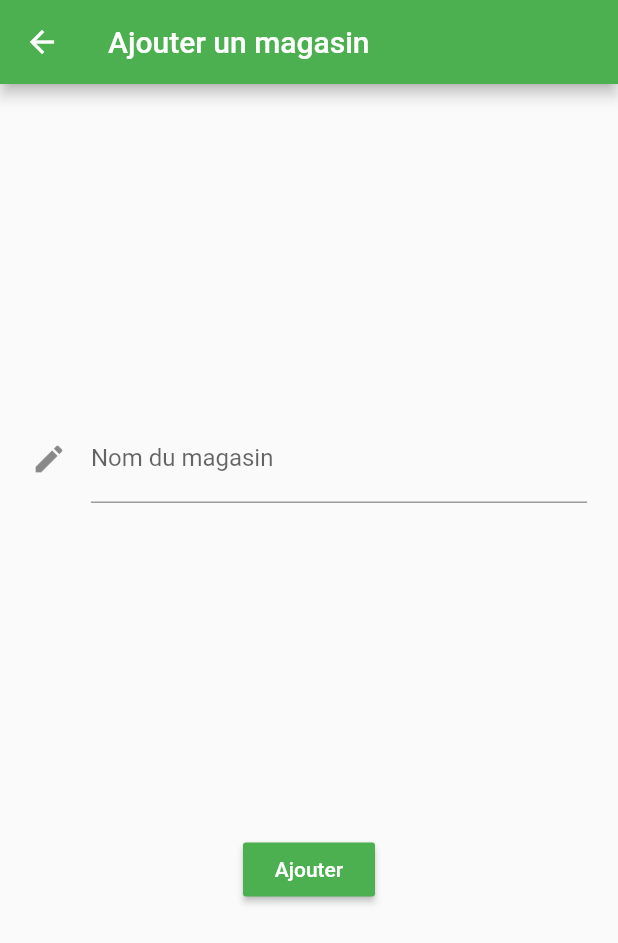
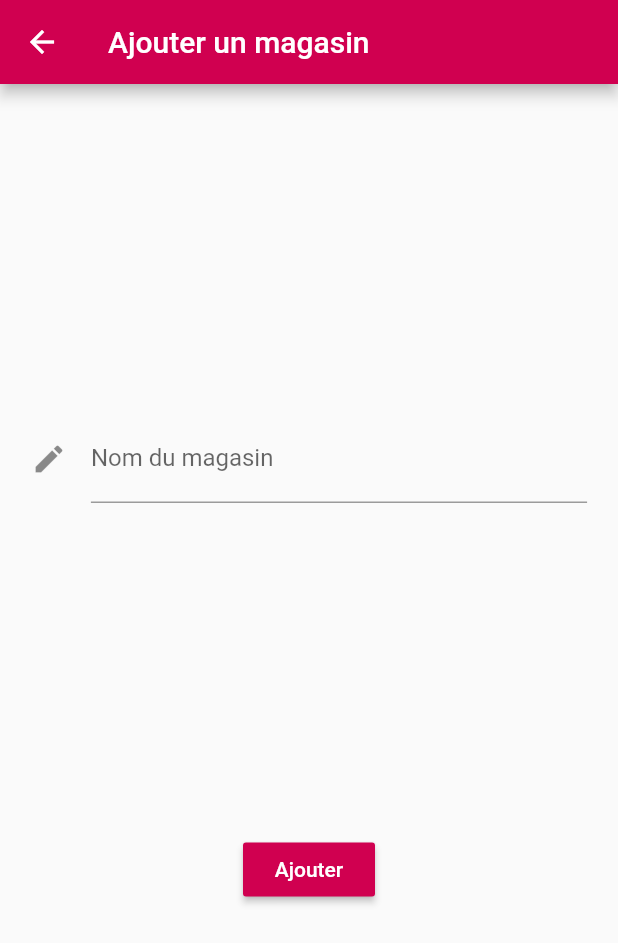
Before and after one commit to ChinaskiJr/Calicourse-Flutter, a Flutter app: the AddShopPage screen opened by its route, on a phone screen of 412 x 824 dp. Shown: the top 943 px of the screen. Run offline on Flutter 3.47's test engine with Material 2 defaults, Android fonts, the phone set to English and light mode, and no system bars; network calls fail.

Commit message:
Change colors

```diff
--- a/lib/parameters/parameters.dart
+++ b/lib/parameters/parameters.dart
@@ -1,5 +1,5 @@
 import 'package:flutter/material.dart';
 
 const double globalFontSize     = 16.0;
-const MaterialColor mainColor   = Colors.blue;
-const Color secondaryColor      = Colors.green;
+const MaterialColor mainColor   = Colors.blueGrey;
+const Color secondaryColor      = Color.fromARGB(255, 208, 0, 80);
--- a/lib/widgets/pages/ArticlePage.dart
+++ b/lib/widgets/pages/ArticlePage.dart
@@ -51,6 +51,7 @@ class ArticlePageState extends State<ArticlePage>{
         child: Form(
           key: _formKey,
           child: Column(
+            mainAxisAlignment: MainAxisAlignment.spaceEvenly,
             children: <Widget>[
               TextFormField(
                 controller: _titleFieldConstructor,
```
Also changed, not shown: lib/widgets/pages/ShopPage.dart (+4 -3 lines).
